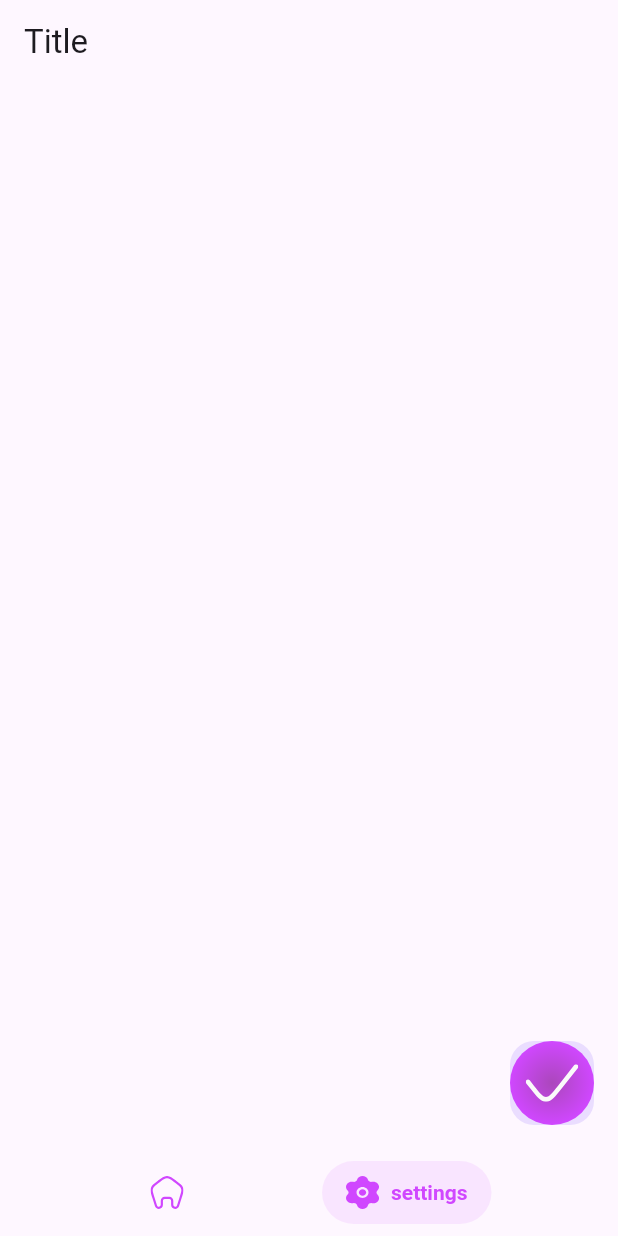
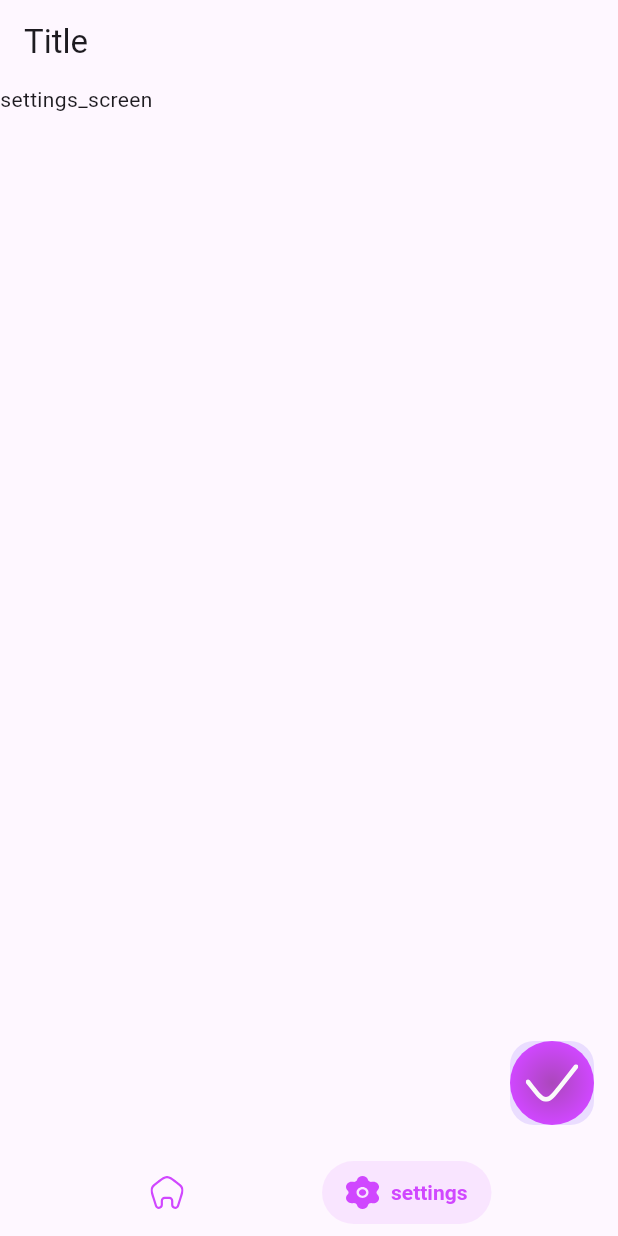
Before and after one commit to urboiwolf/chat_app, a Flutter app: the screen it shows after launch, item 2 of the bottom bar chosen, on a phone screen of 412 x 824 dp. Run offline on Flutter 3.47's test engine with Material 3 defaults, Android fonts, the phone set to English and light mode, and no system bars; drawn by our look-alikes of salomon_bottom_bar; our stand-ins replace bloc, flutter_bloc, flutter_svg.

Commit message:
set_up_setting_screen

```diff
--- a/lib/features/settings/settings_screen.dart
+++ b/lib/features/settings/settings_screen.dart
@@ -6,10 +6,11 @@ class SettingsScreen extends StatelessWidget {
   @override
   Widget build(BuildContext context) {
     return Scaffold(
-      appBar: AppBar(
-        title: const Text('Title'),
-      ),
-      body: Container(),
-    );
+        appBar: AppBar(
+          title: const Text('Title'),
+        ),
+        body: const Column(
+          children: [Text('settings_screen')],
+        ));
   }
 }
```
